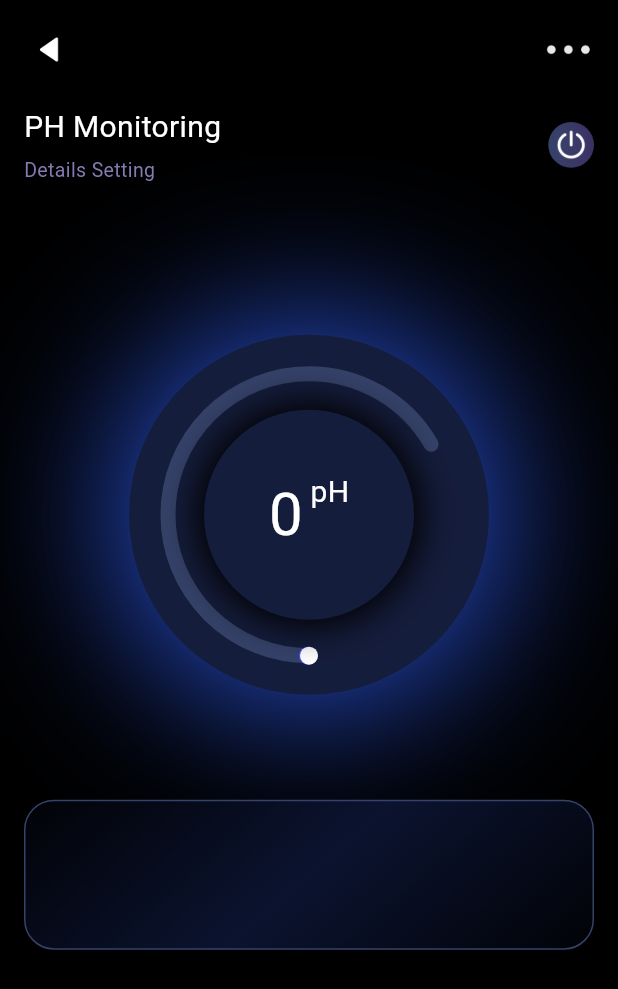
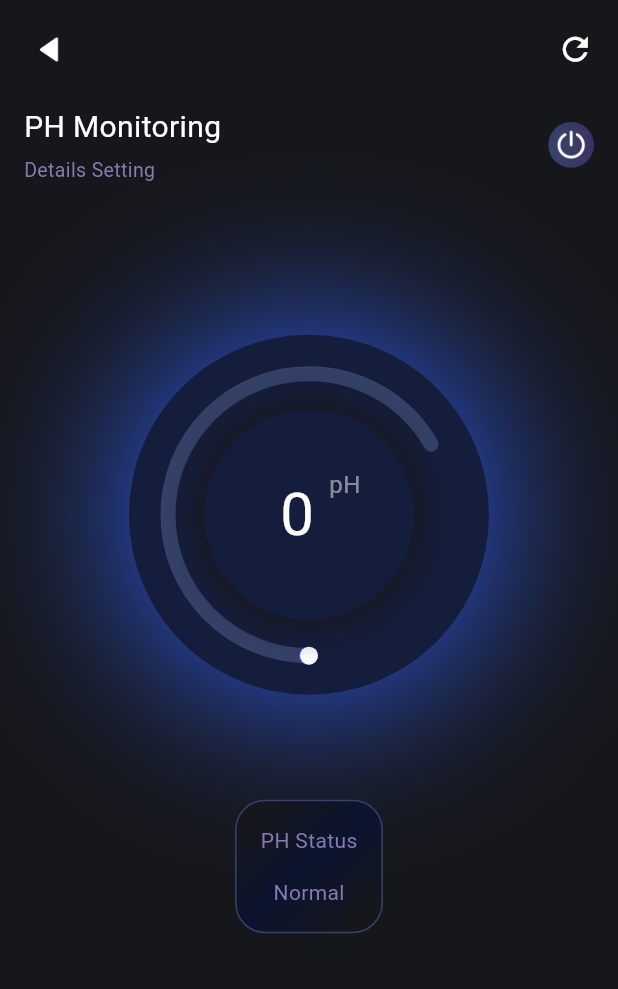
Before and after one commit to bagusirfanzah/AppMonitoring, a Flutter app: the HomeScreen screen opened directly, after a tap on "pH Monitor", on a phone screen of 412 x 824 dp. Shown: the top 989 px of the screen. Run offline on Flutter 3.47's test engine with Material 3 defaults, Android fonts, the light colour scheme and no system bars; drawn by our look-alikes of sleek_circular_slider; our stand-ins replace smooth_page_indicator.

Commit message:
add: detail monitors

```diff
--- a/lib/screen/home_screen.dart
+++ b/lib/screen/home_screen.dart
@@ -15,22 +15,22 @@ class HomeScreen extends StatefulWidget {
 class _MyWidgetState extends State<HomeScreen> with TickerProviderStateMixin {
   @override
   Widget build(BuildContext context) {
-    return SafeArea(
-      child: Padding(
-        padding: const EdgeInsets.symmetric(horizontal: 16, vertical: 8),
-        child: Scaffold(
-            backgroundColor: Colors.black,
-            body: Column(
+    return Scaffold(
+      backgroundColor: blackColor,
+      body: SafeArea(
+          child: Container(
+            padding: const EdgeInsets.symmetric(vertical: 16, horizontal: 16),
+            child: Column(
               children: [
                 const AppText(
-                    text: "SMART MONITORING", color: whiteColor, fontSize: 16),
+                    text: "SMART MONITORING", color: whiteColor, fontSize: 16, fontWeight: FontWeight.normal),
                 const SizedBox(height: 15),
                 Row(
                   children: [
                     Image.asset("assets/icons/icondevice.png", scale: 15),
                     const SizedBox(width: 10),
                     const AppText(
-                        text: 'Parameters', color: whiteColor, fontSize: 16),
+                        text: 'Parameters', color: whiteColor, fontSize: 16, fontWeight: FontWeight.normal),
                   ],
                 ),
                 const SizedBox(height: 20),
@@ -41,11 +41,13 @@ class _MyWidgetState extends State<HomeScreen> with TickerProviderStateMixin {
                         text: const AppText(
                             text: "pH Monitor",
                             color: whiteColor,
-                            fontSize: 14),
+                            fontSize: 14,
+                          fontWeight: FontWeight.normal),
                         detailText: const AppText(
                             text: "Details Setting",
                             color: greyColor,
-                            fontSize: 10),
+                            fontSize: 10,
+                            fontWeight: FontWeight.normal),
                         ontap: () {
                           Navigator.push(context,
                               MaterialPageRoute(builder: (context) {
@@ -59,11 +61,13 @@ class _MyWidgetState extends State<HomeScreen> with TickerProviderStateMixin {
                       text: const AppText(
                           text: "Temp Monitor",
                           color: whiteColor,
-                          fontSize: 14),
+                          fontSize: 14,
+                          fontWeight: FontWeight.normal),
                       detailText: const AppText(
                           text: "Details Setting",
                           color: greyColor,
-                          fontSize: 10),
+                          fontSize: 10,
+                          fontWeight: FontWeight.normal),
                       ontap: () {
                         Navigator.push(context,
                             MaterialPageRoute(builder: (context) {
@@ -77,8 +81,8 @@ class _MyWidgetState extends State<HomeScreen> with TickerProviderStateMixin {
                   ],
                 )
               ],
-            )),
-      ),
+            ),
+          )),
     );
   }
 }
--- a/lib/screen/onboarding_screen.dart
+++ b/lib/screen/onboarding_screen.dart
@@ -18,7 +18,17 @@ class OnBoardingScreenState extends State<OnBoardingScreen> {
   @override
   Widget build(BuildContext context) {
     return Scaffold(
-        body: Stack(children: [
+      // body: SafeArea(
+      //   child: PageView.builder(
+      //     scrollDirection: Axis.vertical,
+      //     itemCount: 3,
+      //     itemBuilder: (context, index) {
+      //       return Container();
+      //     },
+
+      // )),
+        body: Stack(
+          children: [
       PageView(
         controller: _controller,
         onPageChanged: (index) {
@@ -91,6 +101,7 @@ class OnBoardingScreenState extends State<OnBoardingScreen> {
                     ),
             ],
           ))
-    ]));
+    ])
+    );
   }
 }
--- a/lib/screen/ph_screen.dart
+++ b/lib/screen/ph_screen.dart
@@ -26,7 +26,7 @@ class PhScreen extends StatelessWidget {
                       },
                       child:
                           Image.asset("assets/icons/iconback.png", scale: 15)),
-                  Image.asset("assets/icons/iconmenu.png", scale: 15)
+                  const Icon(Icons.refresh, color: whiteColor, size: 25)
                 ],
               ),
               const SizedBox(height: 20),
@@ -39,12 +39,14 @@ class PhScreen extends StatelessWidget {
                       AppText(
                           text: "PH Monitoring",
                           color: whiteColor,
-                          fontSize: 20),
+                          fontSize: 20,
+                          fontWeight: FontWeight.normal),
                       SizedBox(height: 5),
                       AppText(
                           text: "Details Setting",
                           color: greyColor,
-                          fontSize: 13)
+                          fontSize: 13,
+                          fontWeight: FontWeight.normal)
                     ],
                   ),
                   Button(
@@ -59,7 +61,10 @@ class PhScreen extends StatelessWidget {
                 textMonitor: "pH",
               ),
               const SizedBox(height: 50),
-              const DetailMonitor()
+              const DetailMonitor(
+                text: "PH Status",
+                textStatus: "Normal",
+              )
             ],
           ),
         ),
--- a/lib/screen/temperature_screen.dart
+++ b/lib/screen/temperature_screen.dart
@@ -26,7 +26,7 @@ class TemperatureScreen extends StatelessWidget {
                       },
                       child:
                           Image.asset("assets/icons/iconback.png", scale: 15)),
-                  Image.asset("assets/icons/iconmenu.png", scale: 15)
+                  const Icon(Icons.refresh, color: whiteColor, size: 25)
                 ],
               ),
               const SizedBox(height: 20),
@@ -39,16 +39,21 @@ class TemperatureScreen extends StatelessWidget {
                       AppText(
                           text: "Temperature Monitoring",
                           color: whiteColor,
-                          fontSize: 20),
+                          fontSize: 20,
+                          fontWeight: FontWeight.normal),
                       SizedBox(height: 5),
                       AppText(
                           text: "Details Setting",
                           color: greyColor,
-                          fontSize: 13)
+                          fontSize: 13,
+                          fontWeight: FontWeight.normal)
                     ],
                   ),
-                  Button(image: Image.asset("assets/icons/icononoff.png", scale: 25,)),
-
+                  Button(
+                      image: Image.asset(
+                    "assets/icons/icononoff.png",
+                    scale: 25,
+                  )),
                 ],
               ),
               const SizedBox(height: 80),
@@ -56,7 +61,10 @@ class TemperatureScreen extends StatelessWidget {
                 textMonitor: "°C",
               ),
               const SizedBox(height: 50),
-              const DetailMonitor()
+              const DetailMonitor(
+                text: "Temperature Status",
+                textStatus: "Normal",
+              )
             ],
           ),
         ),
--- a/lib/utils/colors.dart
+++ b/lib/utils/colors.dart
@@ -2,7 +2,7 @@ import 'package:flutter/material.dart';
 
 // Screen
 const whiteColor = Color(0xFFFFFFFF);
-const blackColor = Color(0xFF000000);
+const blackColor = Color.fromRGBO(22, 23, 27, 1);
 
 // Text & Button
 const blueColor = Color(0xFF3161FE);
@@ -10,6 +10,7 @@ const purpleColor = Color(0xFF5A31FE);
 const darkgreyColor = Color(0xFF354269);
 const lightgreyColor = Color(0xFF3B3163);
 const greyColor = Color(0xFF867AB1);
+const greyColor2 =Color(0x7EFFFFFF);
 
 // Gradient
 const darkgreyColor1 = Color(0xFF0B132F);
--- a/lib/widget/app_text.dart
+++ b/lib/widget/app_text.dart
@@ -4,7 +4,8 @@ class AppText extends StatelessWidget {
   final String text;
   final Color color;
   final double fontSize;
-  const AppText({super.key, required this.text, required this.color, required this.fontSize});
+  final FontWeight fontWeight;
+  const AppText({super.key, required this.text, required this.color, required this.fontSize, required this.fontWeight});
 
 
   @override
@@ -14,6 +15,7 @@ class AppText extends StatelessWidget {
       style: TextStyle(
         color: color,
        fontSize: fontSize
+
       ),
     );
   }
--- a/lib/widget/detail_monitor.dart
+++ b/lib/widget/detail_monitor.dart
@@ -2,14 +2,17 @@ import 'package:belajar_flutter/utils/colors.dart';
 import 'package:flutter/material.dart';
 
 class DetailMonitor extends StatelessWidget {
+  final String text;
+  final String textStatus;
   const DetailMonitor({
     super.key,
+    required this.text, required this.textStatus,
   });
 
   @override
   Widget build(BuildContext context) {
     return Container(
-      height: 100,
+      padding: const EdgeInsets.all(16),
       decoration: BoxDecoration(
           border: Border.all(color: darkgreyColor),
           borderRadius: BorderRadius.circular(20),
@@ -19,6 +22,19 @@ class DetailMonitor extends StatelessWidget {
             end: Alignment.centerRight,
             colors: [blackColor, darkgreyColor1, blackColor],
           )),
+      child: Column(
+        children: <Widget>[
+          Text(
+            text,
+            style: const TextStyle(color: greyColor),
+          ),
+          const SizedBox(height: 15),
+          Text(
+            textStatus,
+            style: const TextStyle(color: greyColor),
+          )
+        ],
+      ),
     );
   }
 }
--- a/lib/widget/menu_monitoring.dart
+++ b/lib/widget/menu_monitoring.dart
@@ -9,8 +9,8 @@ class AppMonitoring extends StatefulWidget {
   final AppText detailText;
   final VoidCallback ontap;
   final VoidCallback ontapbutton;
-  const AppMonitoring({
-    super.key,
+  const AppMonitoring(
+      {super.key,
       required this.text,
       required this.detailText,
       required this.ontap,
@@ -33,13 +33,29 @@ class _AppMonitoringState extends State<AppMonitoring> {
         height: 120,
         width: size.width / 2.3,
         decoration: BoxDecoration(
+            gradient: isOn
+                ? const LinearGradient(
+                    begin: Alignment.bottomRight,
+                    end: Alignment.topLeft,
+                    colors: [
+                      blackColor,
+                    ],
+                  )
+                : const LinearGradient(
+                    begin: Alignment.bottomRight,
+                    end: Alignment.topLeft,
+                    colors: [
+                      darkgreyColor,
+                      blackColor,
+                      blackColor,
+                    ],
+                  ),
             image: const DecorationImage(
               image: AssetImage(
                 "assets/icons/iconph.png",
               ),
               alignment: Alignment.topLeft,
               scale: 20,
-            opacity: 100,
             ),
             color: blackColor,
             borderRadius: BorderRadius.circular(15),
@@ -54,8 +70,7 @@ class _AppMonitoringState extends State<AppMonitoring> {
                   crossAxisAlignment: CrossAxisAlignment.start,
                   children: [widget.text, widget.detailText],
                 ),
-              Button(image: widget.image)
-
+                isOn ? Button(image: widget.image) : Button(image: widget.image)
               ],
             )
           ],
--- a/lib/widget/monitor.dart
+++ b/lib/widget/monitor.dart
@@ -52,14 +52,18 @@ class Monitor extends StatelessWidget {
                 child: Row(
               mainAxisAlignment: MainAxisAlignment.center,
               children: [
-                AppText(
-                    text: "${percentage.toInt()}",
-                    color: whiteColor,
-                    fontSize: 40),
-                const SizedBox(width: 5),
                 Padding(
-                  padding: const EdgeInsets.only(bottom: 30),
-                  child: AppText(text: textMonitor, color: whiteColor, fontSize: 20),
+                  padding: const EdgeInsets.only(left: 15),
+                  child: AppText(
+                      text: "${percentage.toInt()}",
+                      color: whiteColor,
+                      fontSize: 40,
+                      fontWeight: FontWeight.bold),
+                ),
+                const SizedBox(width: 10),
+                Padding(
+                  padding: const EdgeInsets.only(bottom: 40),
+                  child: AppText(text: textMonitor, color: greyColor2, fontSize: 16, fontWeight: FontWeight.bold),
                 ),
               ],
             )),
```
Lines whose indentation alone changed are shown as unchanged.
